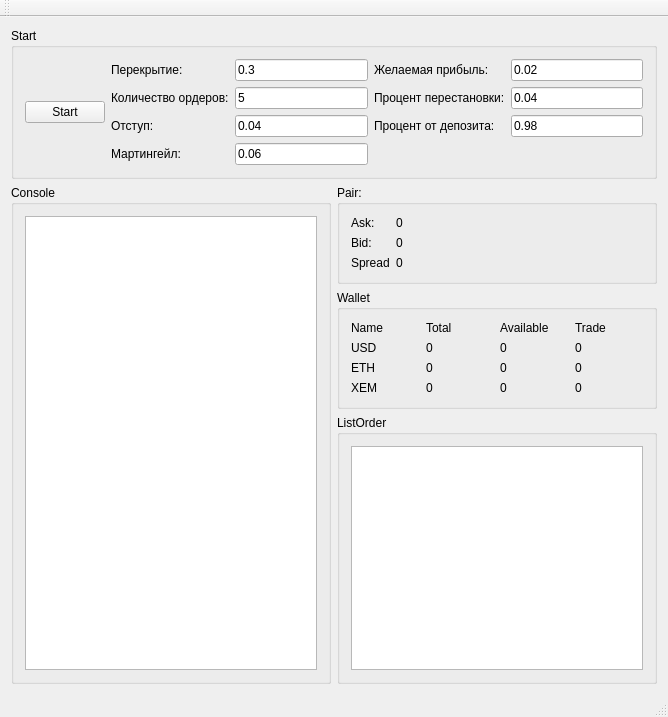
Above: mainwindow.ui from chiterelk/BotLivecoin before the change. Below: the same form after it.
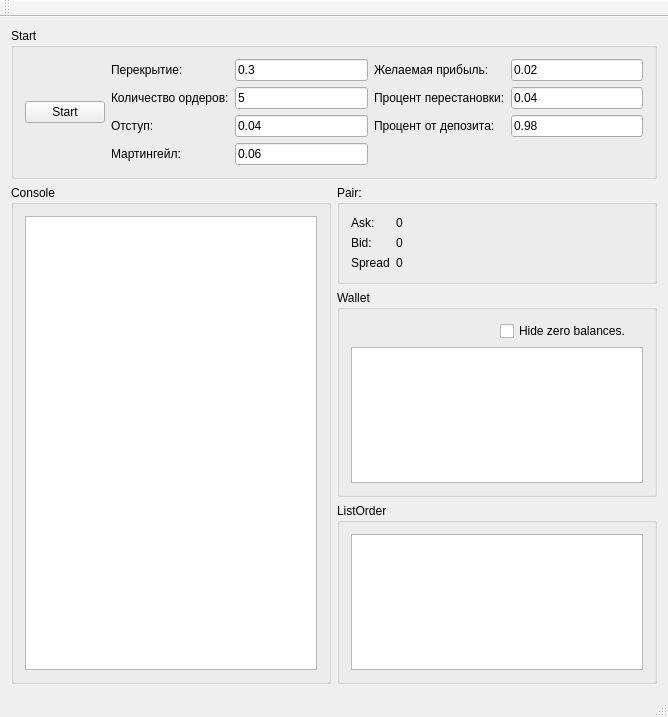
That is the form after the change.

```diff
--- a/mainwindow.ui
+++ b/mainwindow.ui
@@ -184,127 +184,6 @@
       </layout>
      </widget>
     </item>
-    <item row="2" column="1">
-     <widget class="QGroupBox" name="groupBox_2">
-      <property name="title">
-       <string>Wallet</string>
-      </property>
-      <layout class="QGridLayout" name="gridLayout">
-       <item row="0" column="0">
-        <widget class="QLabel" name="label_7">
-         <property name="text">
-          <string>Name</string>
-         </property>
-        </widget>
-       </item>
-       <item row="0" column="1">
-        <widget class="QLabel" name="label_8">
-         <property name="text">
-          <string>Total</string>
-         </property>
-        </widget>
-       </item>
-       <item row="0" column="2">
-        <widget class="QLabel" name="label_9">
-         <property name="text">
-          <string>Available</string>
-         </property>
-        </widget>
-       </item>
-       <item row="0" column="3">
-        <widget class="QLabel" name="label_10">
-         <property name="text">
-          <string>Trade</string>
-         </property>
-        </widget>
-       </item>
-       <item row="1" column="0">
-        <widget class="QLabel" name="label_11">
-         <property name="text">
-          <string>USD</string>
-         </property>
-        </widget>
-       </item>
-       <item row="1" column="1">
-        <widget class="QLabel" name="labelUsdTotal">
-         <property name="text">
-          <string>0</string>
-         </property>
-        </widget>
-       </item>
-       <item row="1" column="2">
-        <widget class="QLabel" name="labelUsdAvailable">
-         <property name="text">
-          <string>0</string>
-         </property>
-        </widget>
-       </item>
-       <item row="1" column="3">
-        <widget class="QLabel" name="labelUsdTrade">
-         <property name="text">
-          <string>0</string>
-         </property>
-        </widget>
-       </item>
-       <item row="2" column="0">
-        <widget class="QLabel" name="label_15">
-         <property name="text">
-          <string>ETH</string>
-         </property>
-        </widget>
-       </item>
-       <item row="2" column="1">
-        <widget class="QLabel" name="labelEthTotal">
-         <property name="text">
-          <string>0</string>
-         </property>
-        </widget>
-       </item>
-       <item row="2" column="2">
-        <widget class="QLabel" name="labelEthAvailable">
-         <property name="text">
-          <string>0</string>
-         </property>
-        </widget>
-       </item>
-       <item row="2" column="3">
-        <widget class="QLabel" name="labelEthTrade">
-         <property name="text">
-          <string>0</string>
-         </property>
-        </widget>
-       </item>
-       <item row="3" column="0">
-        <widget class="QLabel" name="label_17">
-         <property name="text">
-          <string>XEM</string>
-         </property>
-        </widget>
-       </item>
-       <item row="3" column="1">
-        <widget class="QLabel" name="labelXemTotal">
-         <property name="text">
-          <string>0</string>
-         </property>
-        </widget>
-       </item>
-       <item row="3" column="2">
-        <widget class="QLabel" name="labelXemAvailable">
-         <property name="text">
-          <string>0</string>
-         </property>
-        </widget>
-       </item>
-       <item row="3" column="3">
-        <widget class="QLabel" name="labelXemTrade">
-         <property name="text">
-          <string>0</string>
-         </property>
-        </widget>
-       </item>
-      </layout>
-     </widget>
-    </item>
     <item row="3" column="1">
      <widget class="QGroupBox" name="groupBox_3">
       <property name="title">
@@ -346,6 +225,41 @@
       </layout>
      </widget>
     </item>
+    <item row="2" column="1">
+     <widget class="QGroupBox" name="groupBox_2">
+      <property name="title">
+       <string>Wallet</string>
+      </property>
+      <layout class="QGridLayout" name="gridLayout">
+       <item row="1" column="0" colspan="2">
+        <widget class="QTableView" name="tableViewBalances">
+         <property name="horizontalScrollBarPolicy">
+          <enum>Qt::ScrollBarAlwaysOff</enum>
+         </property>
+         <property name="showGrid">
+          <bool>false</bool>
+         </property>
+         <attribute name="verticalHeaderVisible">
+          <bool>false</bool>
+         </attribute>
+         <attribute name="verticalHeaderDefaultSectionSize">
+          <number>20</number>
+         </attribute>
+         <attribute name="verticalHeaderMinimumSectionSize">
+          <number>20</number>
+         </attribute>
+        </widget>
+       </item>
+       <item row="0" column="1">
+        <widget class="QCheckBox" name="hideZeroBalances">
+         <property name="text">
+          <string>Hide zero balances.</string>
+         </property>
+        </widget>
+       </item>
+      </layout>
+     </widget>
+    </item>
    </layout>
   </widget>
   <widget class="QMenuBar" name="menuBar">
```
